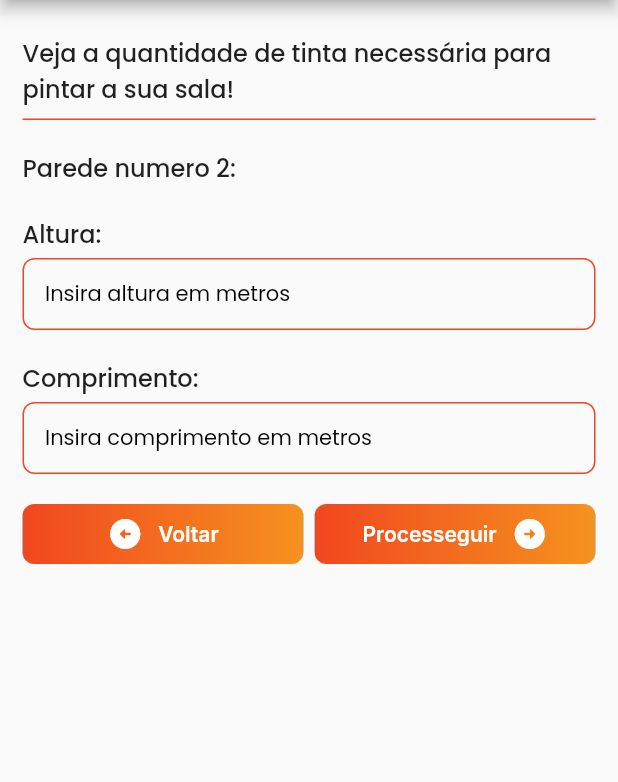
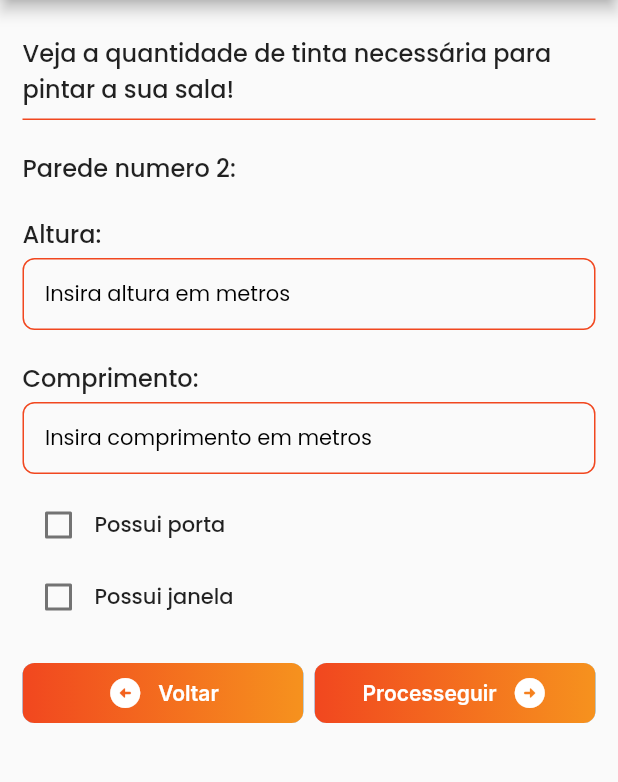
Before and after one commit to ricardodnn1/code_challenge_digital_republic, a Flutter app: the screen it shows after launch, after a tap on "Processeguir", on a phone screen of 412 x 824 dp, the part 84-866 px from its top. Run offline on Flutter 3.47's test engine with Material 2 defaults, Android fonts, the phone set to English and light mode, and no system bars; our stand-ins replace google_fonts.

Commit message:
Func calculate area total

```diff
--- a/lib/app/calculate/presenter/controller/calculate_controller.dart
+++ b/lib/app/calculate/presenter/controller/calculate_controller.dart
@@ -1,16 +1,153 @@
 import 'package:flutter/widgets.dart';
 
 class CalculateController extends ChangeNotifier {
+  PageController pageController = PageController();
+  TextEditingController heightWallA = TextEditingController();
+  TextEditingController lenghtWallA = TextEditingController();
+  TextEditingController heightWallB = TextEditingController();
+  TextEditingController lenghtWallB = TextEditingController();
+  TextEditingController heightWallC = TextEditingController();
+  TextEditingController lenghtWallC = TextEditingController();
+  TextEditingController heightWallD = TextEditingController();
+  TextEditingController lenghtWallD = TextEditingController();
 
-  PageController pageController = PageController();
+  bool checkWindowA = false;
+  bool checkWindowB = false;
+  bool checkWindowC = false;
+  bool checkWindowD = false;
+  bool checkDoorA = false;
+  bool checkDoorB = false;
+  bool checkDoorC = false;
+  bool checkDoorD = false;
+
+  String result = "";
+
+  double minWallArea = 1;
+  double maxWallArea = 50;
+  double wallAreaA = 0;
+  double wallAreaB = 0;
+  double wallAreaC = 0;
+  double wallAreaD = 0;
+  double doorArea = (0.80 * 1.90);
+  double windowArea = (2.00 * 1.20);
+
+  List<double> paintSizes = [0.5, 2.5, 3.6, 18];
+  int selectedPaintSize = -1;
 
   goToPage(int page) {
     pageController.jumpToPage(page);
     notifyListeners();
   }
 
-  calculate() async {
-
+  changeWidowA() {
+    checkWindowA = !checkWindowA;
+    notifyListeners();
   }
 
+  changeWidowB() {
+    checkWindowB = !checkWindowB;
+    notifyListeners();
+  }
+
+  changeWidowC() {
+    checkWindowC = !checkWindowC;
+    notifyListeners();
+  }
+
+  changeWidowD() {
+    checkWindowD = !checkWindowD;
+    notifyListeners();
+  }
+
+  changeDoorA() {
+    checkDoorA = !checkDoorA;
+    notifyListeners();
+  }
+
+  changeDoorB() {
+    checkDoorB = !checkDoorB;
+    notifyListeners();
+  }
+
+  changeDoorC() {
+    checkDoorC = !checkDoorC;
+    notifyListeners();
+  }
+
+  changeDoorD() {
+    checkDoorD = !checkDoorD;
+    notifyListeners();
+  }
+
+  calculate() async {
+    wallAreaA = double.parse(heightWallA.text) * double.parse(lenghtWallA.text);
+    wallAreaB = double.parse(heightWallB.text) * double.parse(lenghtWallB.text);
+    wallAreaC = double.parse(heightWallC.text) * double.parse(lenghtWallC.text);
+    wallAreaD = double.parse(heightWallD.text) * double.parse(lenghtWallD.text);
+    double totalDoorWindowArea = doorArea + windowArea;
+
+    if (wallAreaA < minWallArea || wallAreaB < minWallArea || wallAreaC < minWallArea || wallAreaD < minWallArea) {
+      print("A área da parede não pode ser menor que 1 m².");
+    } else if (wallAreaA > maxWallArea || wallAreaB > maxWallArea || wallAreaC > maxWallArea || wallAreaD > maxWallArea) {
+      print("A área da parede não pode ser maior que 50 m².");
+    } else if(checkDoorA && checkWindowA || checkDoorB && checkWindowB || checkDoorC && checkWindowC || checkDoorD && checkWindowD) {
+      if (totalDoorWindowArea > wallAreaA * 0.5 || totalDoorWindowArea > wallAreaB || totalDoorWindowArea > wallAreaC || totalDoorWindowArea > wallAreaD) {
+        print("A área total das portas e janelas não pode ultrapassar 50% da área da parede.");
+      }
+    } else if (double.parse(heightWallA.text) - doorArea <= 0.30 || double.parse(heightWallB.text) - doorArea <= 0.30 || double.parse(heightWallC.text) - doorArea <= 0.30 || double.parse(heightWallD.text) - doorArea <= 0.30) {
+      print("A altura da parede com a porta deve ser, no mínimo, 30 cm maior que a altura da porta.");
+    } else {
+      print("Todas as condições foram atendidas.");
+      double paintNeeded = 0;
+      int i = 0;
+
+      while(i < 4) {
+        if(checkDoorA && checkWindowA) {
+          paintNeeded += wallAreaA - totalDoorWindowArea;
+        } else {
+          paintNeeded += wallAreaA;
+        }
+
+        if(checkDoorB && checkWindowB) {
+          paintNeeded += wallAreaB - totalDoorWindowArea;
+        } else {
+          paintNeeded += wallAreaB;
+        }
+
+        if(checkDoorC && checkWindowC) {
+          paintNeeded += wallAreaB - totalDoorWindowArea;
+        } else {
+          paintNeeded += wallAreaB;
+        }
+
+        if(checkDoorD && checkWindowD) {
+          paintNeeded += wallAreaD - totalDoorWindowArea;
+        } else {
+          paintNeeded += wallAreaD;
+        }
+
+        i++;
+      }
+
+      print(paintNeeded);
+      int numberOfCansNeeded = (paintNeeded / 5).floor();
+
+      if (numberOfCansNeeded / 2 <= 0.5) {
+        result = "Você precisará de ${(numberOfCansNeeded / paintSizes[0]).ceil()} lata(s) de tinta de tamanho ${paintSizes[0]} L.";
+        print(result);
+      } else if (numberOfCansNeeded / 2 <= 2.5) {
+        result =
+            "Você precisará de ${(numberOfCansNeeded / paintSizes[1]).ceil()} lata(s) de tinta de tamanho ${paintSizes[1]} L.";
+        print(result);
+      } else if (numberOfCansNeeded / 2 <= 3.6) {
+        result = "Você precisará de ${(numberOfCansNeeded / paintSizes[2]).ceil()} lata(s) de tinta de tamanho ${paintSizes[2]} L.";
+        print(result);
+      } else {
+        result = "Você precisará de ${(numberOfCansNeeded / paintSizes[3]).ceil()} lata(s) de tinta de tamanho ${paintSizes[3]} L.";
+        print(result);
+      }
+
+      notifyListeners();
+    }
+  }
 }
--- a/lib/app/calculate/presenter/wall_four_page.dart
+++ b/lib/app/calculate/presenter/wall_four_page.dart
@@ -97,14 +97,41 @@ class WallFourPage extends StatelessWidget {
                         borderRadius: BorderRadius.circular(8))),
                 ),
             ),
-            const SizedBox(height: 20),
+             const SizedBox(height: 10),
+              Row(
+                crossAxisAlignment: CrossAxisAlignment.center,
+                mainAxisAlignment: MainAxisAlignment.start,
+                children: [
+                  Checkbox(
+                    value: controller.checkDoorD,
+                    onChanged: (value) {
+                       controller.changeDoorD();
+                    }
+                  ),
+                  Text('Possui porta', style: GoogleFonts.poppins(fontSize: 14, fontWeight: FontWeight.w500))
+                ],
+              ),
+              Row(
+                crossAxisAlignment: CrossAxisAlignment.center,
+                mainAxisAlignment: MainAxisAlignment.start,
+                children: [
+                  Checkbox(
+                    value: controller.checkWindowD,
+                    onChanged: (value) {
+                       controller.changeWidowD();
+                    }
+                  ),
+                  Text('Possui janela', style: GoogleFonts.poppins(fontSize: 14, fontWeight: FontWeight.w500))
+                ],
+              ),
+              const SizedBox(height: 20),
             Container(
               height: 40,
               color: Colors.transparent,
               child:  SizedBox(
               child: ElevatedButton(
                 onPressed: () async {
-
+                  await controller.calculate();
                 },
                 style: ElevatedButton.styleFrom(
                     elevation: 0,
--- a/lib/app/calculate/presenter/wall_one_page.dart
+++ b/lib/app/calculate/presenter/wall_one_page.dart
@@ -42,6 +42,7 @@ class WallOnePage extends StatelessWidget {
                 const SizedBox(height: 4),
                 SizedBox(
                   child: TextFormField(
+                    controller: controller.heightWallA,
                     keyboardType: TextInputType.number,
                       decoration: InputDecoration(
                       hintText: 'Insira altura em metros',
@@ -72,6 +73,7 @@ class WallOnePage extends StatelessWidget {
                 const SizedBox(height: 4),
                 SizedBox(
                   child: TextFormField(
+                    controller: controller.lenghtWallA,
                     keyboardType: TextInputType.number,
                       decoration: InputDecoration(
                       hintText: 'Insira comprimento em metros',
@@ -97,6 +99,33 @@ class WallOnePage extends StatelessWidget {
                           borderRadius: BorderRadius.circular(8))),
                   ),
               ),
+              const SizedBox(height: 10),
+              Row(
+                crossAxisAlignment: CrossAxisAlignment.center,
+                mainAxisAlignment: MainAxisAlignment.start,
+                children: [
+                  Checkbox(
+                    value: controller.checkDoorA,
+                    onChanged: (value) {
+                       controller.changeDoorA();
+                    }
+                  ),
+                  Text('Possui porta', style: GoogleFonts.poppins(fontSize: 14, fontWeight: FontWeight.w500))
+                ],
+              ),
+              Row(
+                crossAxisAlignment: CrossAxisAlignment.center,
+                mainAxisAlignment: MainAxisAlignment.start,
+                children: [
+                  Checkbox(
+                    value: controller.checkWindowA,
+                    onChanged: (value) {
+                       controller.changeWidowA();
+                    }
+                  ),
+                  Text('Possui janela', style: GoogleFonts.poppins(fontSize: 14, fontWeight: FontWeight.w500))
+                ],
+              ),
               const SizedBox(height: 20),
               Container(
                 height: 40,
@@ -104,7 +133,7 @@ class WallOnePage extends StatelessWidget {
                 child:  SizedBox(
                 child: ElevatedButton(
                   onPressed: () async {
-                      controller.goToPage(1);
+                    controller.goToPage(1);
                   },
                   style: ElevatedButton.styleFrom(
                       elevation: 0,
--- a/lib/app/calculate/presenter/wall_three_page.dart
+++ b/lib/app/calculate/presenter/wall_three_page.dart
@@ -42,6 +42,7 @@ class WallThreePage extends StatelessWidget {
               const SizedBox(height: 4),
               SizedBox(
                 child: TextFormField(
+                  controller: controller.heightWallC,
                   keyboardType: TextInputType.number,
                     decoration: InputDecoration(
                     hintText: 'Insira altura em metros',
@@ -72,6 +73,7 @@ class WallThreePage extends StatelessWidget {
               const SizedBox(height: 4),
               SizedBox(
                 child: TextFormField(
+                  controller: controller.lenghtWallC,
                   keyboardType: TextInputType.number,
                     decoration: InputDecoration(
                     hintText: 'Insira comprimento em metros',
@@ -97,6 +99,33 @@ class WallThreePage extends StatelessWidget {
                         borderRadius: BorderRadius.circular(8))),
                 ),
             ),
+             const SizedBox(height: 10),
+              Row(
+                crossAxisAlignment: CrossAxisAlignment.center,
+                mainAxisAlignment: MainAxisAlignment.start,
+                children: [
+                  Checkbox(
+                    value: controller.checkDoorC,
+                    onChanged: (value) {
+                       controller.changeDoorC();
+                    }
+                  ),
+                  Text('Possui porta', style: GoogleFonts.poppins(fontSize: 14, fontWeight: FontWeight.w500))
+                ],
+              ),
+              Row(
+                crossAxisAlignment: CrossAxisAlignment.center,
+                mainAxisAlignment: MainAxisAlignment.start,
+                children: [
+                  Checkbox(
+                    value: controller.checkWindowC,
+                    onChanged: (value) {
+                       controller.changeWidowC();
+                    }
+                  ),
+                  Text('Possui janela', style: GoogleFonts.poppins(fontSize: 14, fontWeight: FontWeight.w500))
+                ],
+              ),
             const SizedBox(height: 20),
             Row(
               mainAxisAlignment: MainAxisAlignment.spaceBetween,
--- a/lib/app/calculate/presenter/wall_two_page.dart
+++ b/lib/app/calculate/presenter/wall_two_page.dart
@@ -42,6 +42,7 @@ class WallTwoPage extends StatelessWidget {
               const SizedBox(height: 4),
               SizedBox(
                 child: TextFormField(
+                  controller: controller.heightWallB,
                   keyboardType: TextInputType.number,
                     decoration: InputDecoration(
                     hintText: 'Insira altura em metros',
@@ -68,10 +69,11 @@ class WallTwoPage extends StatelessWidget {
                   ),
               ),
               const SizedBox(height: 20),
-              Text('Comprimento:', softWrap: true, style: GoogleFonts.poppins(fontSize: 16, fontWeight: FontWeight.w500),),
+              Text('Comprimento:', softWrap: true, style: GoogleFonts.poppins(fontSize: 16, fontWeight: FontWeight.w500)),
               const SizedBox(height: 4),
               SizedBox(
                 child: TextFormField(
+                  controller: controller.lenghtWallB,
                   keyboardType: TextInputType.number,
                     decoration: InputDecoration(
                     hintText: 'Insira comprimento em metros',
@@ -97,6 +99,33 @@ class WallTwoPage extends StatelessWidget {
                         borderRadius: BorderRadius.circular(8))),
                 ),
             ),
+             const SizedBox(height: 10),
+              Row(
+                crossAxisAlignment: CrossAxisAlignment.center,
+                mainAxisAlignment: MainAxisAlignment.start,
+                children: [
+                  Checkbox(
+                    value: controller.checkDoorB,
+                    onChanged: (value) {
+                       controller.changeDoorB();
+                    }
+                  ),
+                  Text('Possui porta', style: GoogleFonts.poppins(fontSize: 14, fontWeight: FontWeight.w500))
+                ],
+              ),
+              Row(
+                crossAxisAlignment: CrossAxisAlignment.center,
+                mainAxisAlignment: MainAxisAlignment.start,
+                children: [
+                  Checkbox(
+                    value: controller.checkWindowB,
+                    onChanged: (value) {
+                       controller.changeWidowB();
+                    }
+                  ),
+                  Text('Possui janela', style: GoogleFonts.poppins(fontSize: 14, fontWeight: FontWeight.w500))
+                ],
+              ),
             const SizedBox(height: 20),
             Row(
               mainAxisAlignment: MainAxisAlignment.spaceBetween,
```
